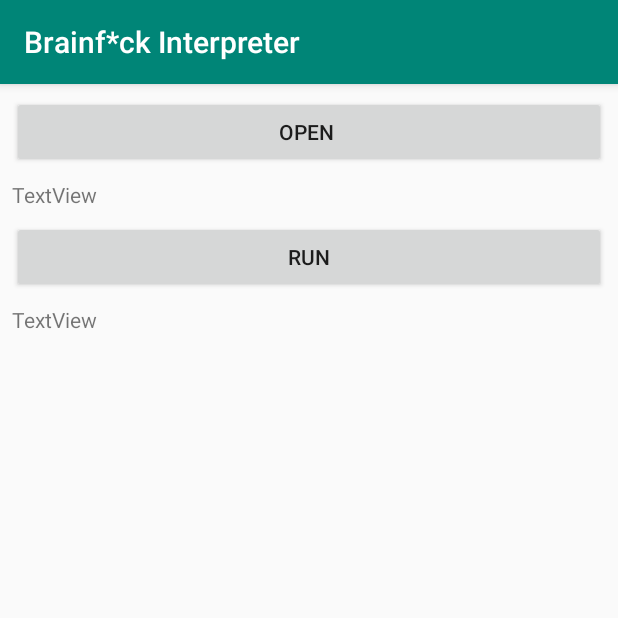
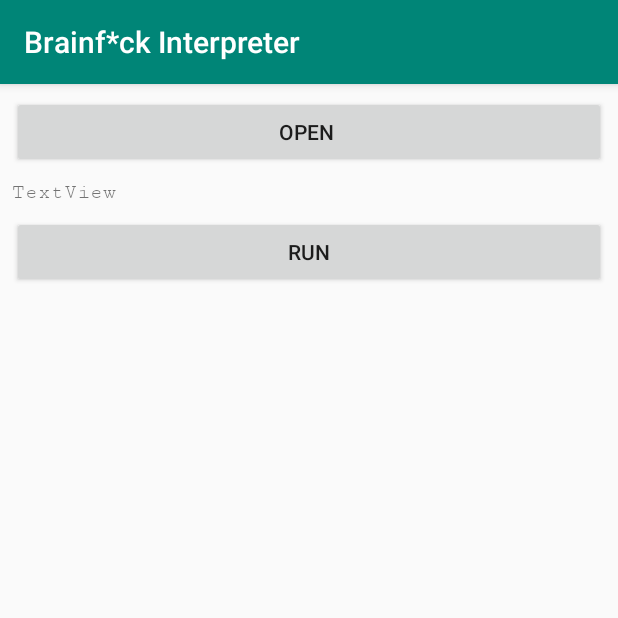
Before and after one commit to FredHappyface/Android.Brainf, an Android app: the screen it shows after launch (MainActivity), after a tap on "RUN", on a phone screen of 412 x 824 dp, the top half of it. Run offline under Robolectric (Android 15) with nearby library versions, the phone set to English and light mode, and no system bars; 1 statement that could not run was skipped.

Commit message:
Monospaced font and output to label

```diff
--- a/app/src/main/java/com/fredhappyface/brainfckinterpreter/MainActivity.java
+++ b/app/src/main/java/com/fredhappyface/brainfckinterpreter/MainActivity.java
@@ -143,6 +143,7 @@ public class MainActivity extends AppCompatActivity {
         String line;
         while ((line = reader.readLine()) != null) {
             stringBuilder.append(line);
+            stringBuilder.append("\n");
         }
 
         return stringBuilder.toString();
@@ -194,6 +195,8 @@ public class MainActivity extends AppCompatActivity {
         int instructionPointer = 0;
         int instructionLen = instruction.length();
         int inputCounter = 0;
+        StringBuffer outputBuffer = new StringBuffer();
+
 
         // While still reading instructions
         while (instructionPointer < instructionLen) {
@@ -250,10 +253,12 @@ public class MainActivity extends AppCompatActivity {
                 switch(mode){
                     case ASCII:{
                         System.out.print((char) value);
+                        outputBuffer.append((char) value);
                         break;
                     }
                     case INT:{
                         System.out.print(value + ", ");
+                        outputBuffer.append(value);
                         break;
                     }
                 }
@@ -360,6 +365,10 @@ public class MainActivity extends AppCompatActivity {
         // Inform the user that code execution is complete
         System.out.println(INFO_EXECUTION_COMPLETE);
 
+        // Populate the textview with the string
+        TextView output = findViewById(R.id.output);
+        output.setText(outputBuffer.toString());
+
     }
 
 
--- a/app/src/main/res/layout/activity_main.xml
+++ b/app/src/main/res/layout/activity_main.xml
@@ -36,6 +36,7 @@
                 android:layout_marginStart="8dp"
                 android:layout_marginTop="8dp"
                 android:layout_marginEnd="8dp"
+                android:fontFamily="serif-monospace"
                 android:text="TextView"
                 app:layout_constraintEnd_toEndOf="parent"
                 app:layout_constraintStart_toStartOf="parent"
@@ -52,12 +53,13 @@
                 android:text="Run" />
 
             <TextView
-                android:id="@+id/textView2"
+                android:id="@+id/output"
                 android:layout_width="match_parent"
                 android:layout_height="wrap_content"
                 android:layout_marginStart="8dp"
                 android:layout_marginTop="8dp"
                 android:layout_marginEnd="8dp"
+                android:fontFamily="serif-monospace"
                 android:text="TextView" />
 
         </LinearLayout>
```
